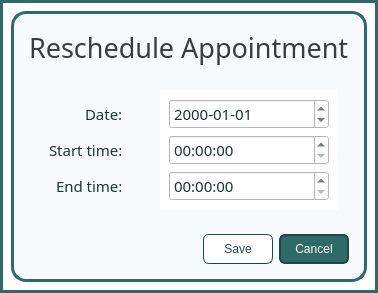
The window that ui/popup_resched.ui (karlito20/AdoraFlowProject) describes before a commit, drawn with Qt 5.
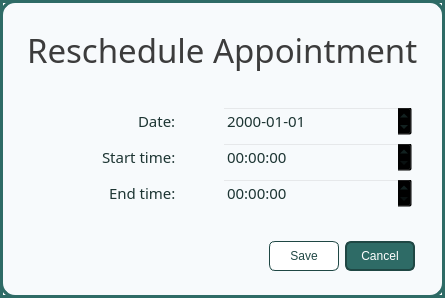
The same window after the commit.

The edit to the form file:
```diff
--- a/ui/popup_resched.ui
+++ b/ui/popup_resched.ui
@@ -9,8 +9,8 @@
    <rect>
     <x>0</x>
     <y>0</y>
-    <width>378</width>
-    <height>269</height>
+    <width>400</width>
+    <height>291</height>
    </rect>
   </property>
   <property name="palette">
@@ -495,6 +495,21 @@
    <bool>true</bool>
   </property>
   <layout class="QVBoxLayout" name="verticalLayout">
+   <property name="spacing">
+    <number>0</number>
+   </property>
+   <property name="leftMargin">
+    <number>0</number>
+   </property>
+   <property name="topMargin">
+    <number>0</number>
+   </property>
+   <property name="rightMargin">
+    <number>0</number>
+   </property>
+   <property name="bottomMargin">
+    <number>0</number>
+   </property>
    <item>
     <widget class="QWidget" name="main_container" native="true">
      <property name="styleSheet">
@@ -505,6 +520,18 @@
 }</string>
      </property>
      <layout class="QVBoxLayout" name="verticalLayout_3">
+      <property name="leftMargin">
+       <number>18</number>
+      </property>
+      <property name="topMargin">
+       <number>18</number>
+      </property>
+      <property name="rightMargin">
+       <number>18</number>
+      </property>
+      <property name="bottomMargin">
+       <number>18</number>
+      </property>
       <item>
        <widget class="QWidget" name="label_container" native="true">
         <layout class="QVBoxLayout" name="verticalLayout_2">
@@ -513,7 +540,7 @@
            <property name="font">
             <font>
              <family>Slate Medium</family>
-             <pointsize>20</pointsize>
+             <pointsize>25</pointsize>
             </font>
            </property>
            <property name="styleSheet">
@@ -531,20 +558,10 @@
       </item>
       <item>
        <widget class="QWidget" name="container" native="true">
+        <property name="styleSheet">
+         <string notr="true"/>
+        </property>
         <layout class="QHBoxLayout" name="horizontalLayout_3">
-         <item>
-          <spacer name="horizontalSpacer_2">
-           <property name="orientation">
-            <enum>Qt::Orientation::Horizontal</enum>
-           </property>
-           <property name="sizeHint" stdset="0">
-            <size>
-             <width>40</width>
-             <height>20</height>
-            </size>
-           </property>
-          </spacer>
-         </item>
          <item>
           <widget class="QWidget" name="verticalWidget_2" native="true">
            <property name="styleSheet">
@@ -601,15 +618,18 @@
            <item>
             <widget class="QWidget" name="verticalWidget" native="true">
              <property name="styleSheet">
-              <string notr="true">background: white;
+              <string notr="true">background: transparent;
 color: #1D3533;</string>
              </property>
              <layout class="QVBoxLayout" name="input_container">
+              <property name="rightMargin">
+               <number>6</number>
+              </property>
               <item>
                <widget class="QDateEdit" name="date_field">
                 <property name="minimumSize">
                  <size>
-                  <width>160</width>
+                  <width>190</width>
                   <height>30</height>
                  </size>
                 </property>
@@ -661,25 +681,18 @@
            </item>
           </layout>
          </item>
-         <item>
-          <spacer name="horizontalSpacer_3">
-           <property name="orientation">
-            <enum>Qt::Orientation::Horizontal</enum>
-           </property>
-           <property name="sizeHint" stdset="0">
-            <size>
-             <width>40</width>
-             <height>20</height>
-            </size>
-           </property>
-          </spacer>
-         </item>
         </layout>
        </widget>
       </item>
       <item>
        <widget class="QWidget" name="button_container" native="true">
         <layout class="QHBoxLayout" name="horizontalLayout">
+         <property name="leftMargin">
+          <number>6</number>
+         </property>
+         <property name="rightMargin">
+          <number>12</number>
+         </property>
          <item>
           <spacer name="horizontalSpacer">
            <property name="orientation">
```
